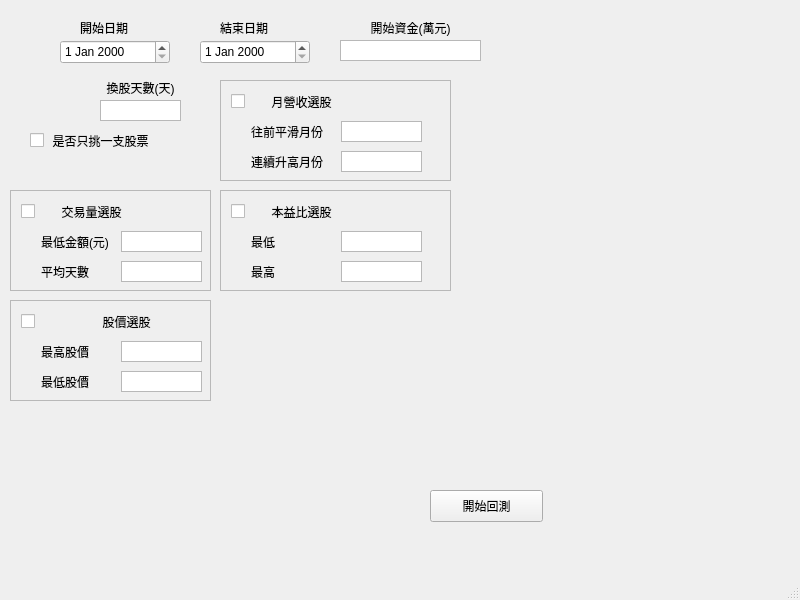
First picture: the form in UI_backtest.ui, repository bjioljlo/StockHistory, before the edit.
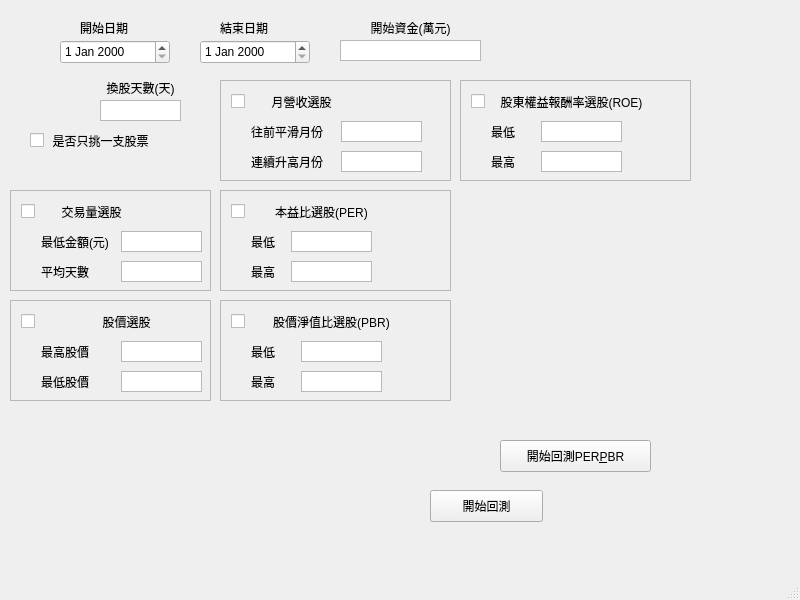
Second picture: the form after the edit.

What changed in the file:
```diff
--- a/UI_backtest.ui
+++ b/UI_backtest.ui
@@ -310,7 +310,7 @@
      <widget class="QTextEdit" name="input_PER_end">
       <property name="geometry">
        <rect>
-        <x>120</x>
+        <x>70</x>
         <y>70</y>
         <width>81</width>
         <height>21</height>
@@ -339,7 +339,7 @@
      <widget class="QTextEdit" name="input_PER_start">
       <property name="geometry">
        <rect>
-        <x>120</x>
+        <x>70</x>
         <y>40</y>
         <width>81</width>
         <height>21</height>
@@ -355,14 +355,14 @@
      <widget class="QLabel" name="label_10">
       <property name="geometry">
        <rect>
-        <x>30</x>
+        <x>50</x>
         <y>10</y>
         <width>101</width>
         <height>21</height>
        </rect>
       </property>
       <property name="text">
-       <string>本益比選股</string>
+       <string>本益比選股(PER)</string>
       </property>
       <property name="alignment">
        <set>Qt::AlignCenter</set>
@@ -373,7 +373,7 @@
        <rect>
         <x>10</x>
         <y>10</y>
-        <width>111</width>
+        <width>21</width>
         <height>20</height>
        </rect>
       </property>
@@ -632,6 +632,239 @@
      </widget>
     </widget>
    </widget>
+   <widget class="QScrollArea" name="scrollArea_5">
+    <property name="geometry">
+     <rect>
+      <x>220</x>
+      <y>300</y>
+      <width>231</width>
+      <height>101</height>
+     </rect>
+    </property>
+    <property name="widgetResizable">
+     <bool>true</bool>
+    </property>
+    <widget class="QWidget" name="scrollAreaWidgetContents_5">
+     <property name="geometry">
+      <rect>
+       <x>0</x>
+       <y>0</y>
+       <width>229</width>
+       <height>99</height>
+      </rect>
+     </property>
+     <widget class="QLabel" name="label_18">
+      <property name="geometry">
+       <rect>
+        <x>30</x>
+        <y>70</y>
+        <width>101</width>
+        <height>21</height>
+       </rect>
+      </property>
+      <property name="text">
+       <string>最高</string>
+      </property>
+     </widget>
+     <widget class="QTextEdit" name="input_PBR_end">
+      <property name="geometry">
+       <rect>
+        <x>80</x>
+        <y>70</y>
+        <width>81</width>
+        <height>21</height>
+       </rect>
+      </property>
+      <property name="verticalScrollBarPolicy">
+       <enum>Qt::ScrollBarAlwaysOff</enum>
+      </property>
+      <property name="horizontalScrollBarPolicy">
+       <enum>Qt::ScrollBarAlwaysOff</enum>
+      </property>
+     </widget>
+     <widget class="QLabel" name="label_19">
+      <property name="geometry">
+       <rect>
+        <x>30</x>
+        <y>40</y>
+        <width>101</width>
+        <height>21</height>
+       </rect>
+      </property>
+      <property name="text">
+       <string>最低</string>
+      </property>
+     </widget>
+     <widget class="QTextEdit" name="input_PBR_start">
+      <property name="geometry">
+       <rect>
+        <x>80</x>
+        <y>40</y>
+        <width>81</width>
+        <height>21</height>
+       </rect>
+      </property>
+      <property name="verticalScrollBarPolicy">
+       <enum>Qt::ScrollBarAlwaysOff</enum>
+      </property>
+      <property name="horizontalScrollBarPolicy">
+       <enum>Qt::ScrollBarAlwaysOff</enum>
+      </property>
+     </widget>
+     <widget class="QLabel" name="label_20">
+      <property name="geometry">
+       <rect>
+        <x>40</x>
+        <y>10</y>
+        <width>141</width>
+        <height>21</height>
+       </rect>
+      </property>
+      <property name="text">
+       <string>股價淨值比選股(PBR)</string>
+      </property>
+      <property name="alignment">
+       <set>Qt::AlignCenter</set>
+      </property>
+     </widget>
+     <widget class="QCheckBox" name="check_PBR_pick">
+      <property name="geometry">
+       <rect>
+        <x>10</x>
+        <y>10</y>
+        <width>21</width>
+        <height>20</height>
+       </rect>
+      </property>
+      <property name="text">
+       <string/>
+      </property>
+     </widget>
+    </widget>
+   </widget>
+   <widget class="QScrollArea" name="scrollArea_6">
+    <property name="geometry">
+     <rect>
+      <x>460</x>
+      <y>80</y>
+      <width>231</width>
+      <height>101</height>
+     </rect>
+    </property>
+    <property name="widgetResizable">
+     <bool>true</bool>
+    </property>
+    <widget class="QWidget" name="scrollAreaWidgetContents_6">
+     <property name="geometry">
+      <rect>
+       <x>0</x>
+       <y>0</y>
+       <width>229</width>
+       <height>99</height>
+      </rect>
+     </property>
+     <widget class="QLabel" name="label_21">
+      <property name="geometry">
+       <rect>
+        <x>30</x>
+        <y>70</y>
+        <width>101</width>
+        <height>21</height>
+       </rect>
+      </property>
+      <property name="text">
+       <string>最高</string>
+      </property>
+     </widget>
+     <widget class="QTextEdit" name="input_ROE_end">
+      <property name="geometry">
+       <rect>
+        <x>80</x>
+        <y>70</y>
+        <width>81</width>
+        <height>21</height>
+       </rect>
+      </property>
+      <property name="verticalScrollBarPolicy">
+       <enum>Qt::ScrollBarAlwaysOff</enum>
+      </property>
+      <property name="horizontalScrollBarPolicy">
+       <enum>Qt::ScrollBarAlwaysOff</enum>
+      </property>
+     </widget>
+     <widget class="QLabel" name="label_22">
+      <property name="geometry">
+       <rect>
+        <x>30</x>
+        <y>40</y>
+        <width>101</width>
+        <height>21</height>
+       </rect>
+      </property>
+      <property name="text">
+       <string>最低</string>
+      </property>
+     </widget>
+     <widget class="QTextEdit" name="input_ROE_start">
+      <property name="geometry">
+       <rect>
+        <x>80</x>
+        <y>40</y>
+        <width>81</width>
+        <height>21</height>
+       </rect>
+      </property>
+      <property name="verticalScrollBarPolicy">
+       <enum>Qt::ScrollBarAlwaysOff</enum>
+      </property>
+      <property name="horizontalScrollBarPolicy">
+       <enum>Qt::ScrollBarAlwaysOff</enum>
+      </property>
+     </widget>
+     <widget class="QLabel" name="label_23">
+      <property name="geometry">
+       <rect>
+        <x>30</x>
+        <y>10</y>
+        <width>161</width>
+        <height>21</height>
+       </rect>
+      </property>
+      <property name="text">
+       <string>股東權益報酬率選股(ROE)</string>
+      </property>
+      <property name="alignment">
+       <set>Qt::AlignCenter</set>
+      </property>
+     </widget>
+     <widget class="QCheckBox" name="check_ROE_pick">
+      <property name="geometry">
+       <rect>
+        <x>10</x>
+        <y>10</y>
+        <width>21</width>
+        <height>20</height>
+       </rect>
+      </property>
+      <property name="text">
+       <string/>
+      </property>
+     </widget>
+    </widget>
+   </widget>
+   <widget class="QPushButton" name="button_backtest_2">
+    <property name="geometry">
+     <rect>
+      <x>500</x>
+      <y>440</y>
+      <width>151</width>
+      <height>32</height>
+     </rect>
+    </property>
+    <property name="text">
+     <string>開始回測PER&amp;PBR</string>
+    </property>
+   </widget>
   </widget>
   <widget class="QMenuBar" name="menubar">
    <property name="geometry">
```
